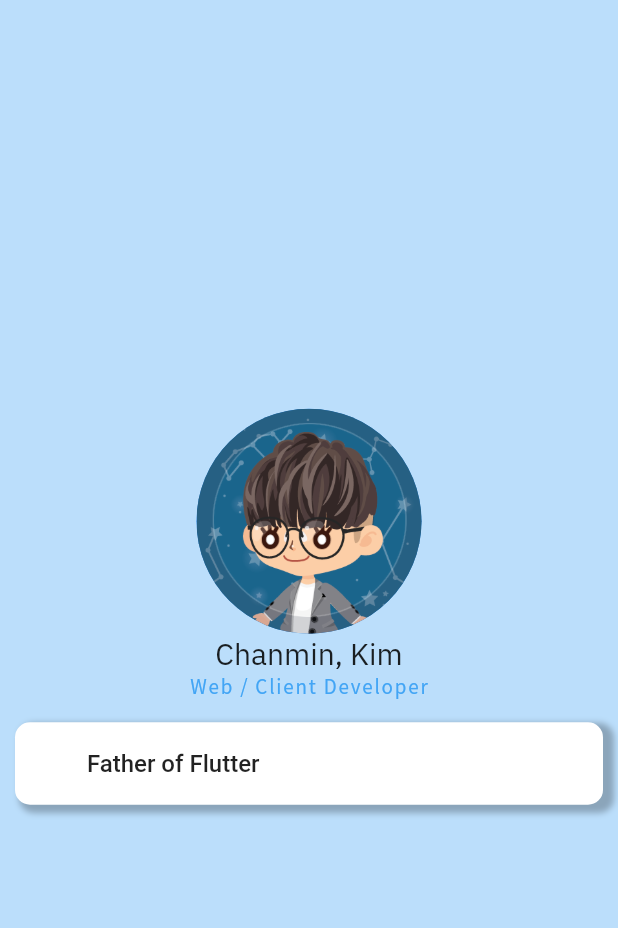
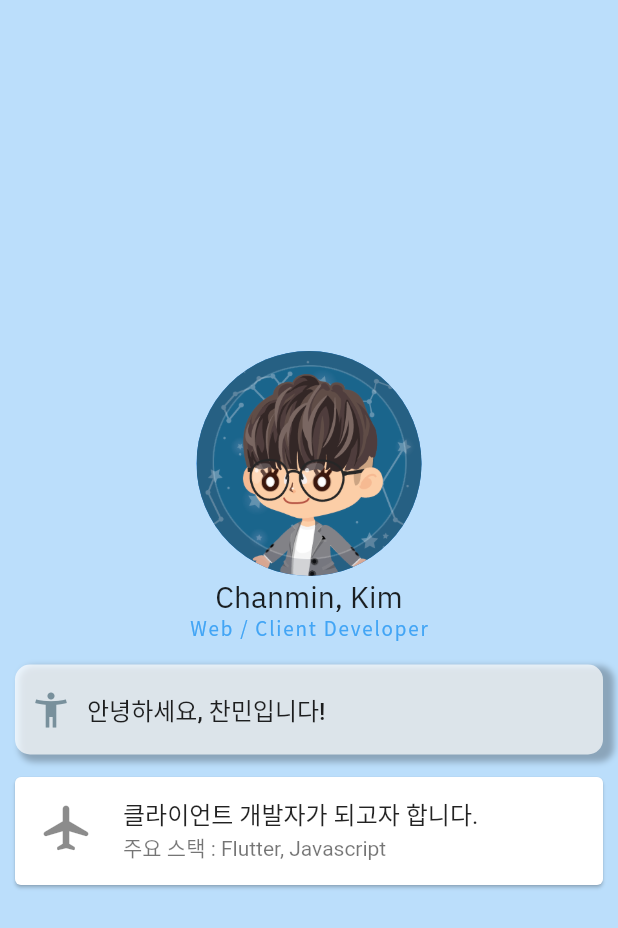
Before and after one commit to C17AN/i-love-flutter, a Flutter app: the screen it shows after launch, on a phone screen of 412 x 824 dp. Shown: the top 928 px of the screen. Run offline on Flutter 3.47's test engine with Material 2 defaults, Android fonts, the phone set to English and light mode, and no system bars.

Commit message:
feat: Card, ListTile 등의 pre-built 위젯 사용해보기

```diff
--- a/mi_card_flutter-master/lib/main.dart
+++ b/mi_card_flutter-master/lib/main.dart
@@ -53,27 +53,37 @@ class MyApp extends StatelessWidget {
                           offset: Offset(5, 3),
                         )
                       ],
-                      color: Colors.white,
+                      color: Colors.white70,
                     ),
                     child: Row(
                       children: <Widget>[
                         Icon(
-                          Icons.emoji_events,
-                          color: Colors.white,
+                          Icons.accessibility_new,
+                          color: Colors.blueGrey[400],
                           size: 28,
                         ),
                         Padding(
                           padding:
                               EdgeInsets.symmetric(horizontal: 10, vertical: 8),
                           child: Text(
-                            "Father of Flutter",
+                            "안녕하세요, 찬민입니다!",
                             style: TextStyle(
                                 fontWeight: FontWeight.w500, fontSize: 16),
                           ),
-                        )
+                        ),
                       ],
                     ),
-                  )
+                  ),
+                  Card(
+                      margin: EdgeInsets.symmetric(horizontal: 10),
+                      child: ListTile(
+                        leading: Icon(
+                          Icons.airplanemode_on_rounded,
+                          size: 36,
+                        ),
+                        title: Text('클라이언트 개발자가 되고자 합니다.'),
+                        subtitle: Text("주요 스택 : Flutter, Javascript"),
+                      ))
                 ]),
               ]),
         ),
```
